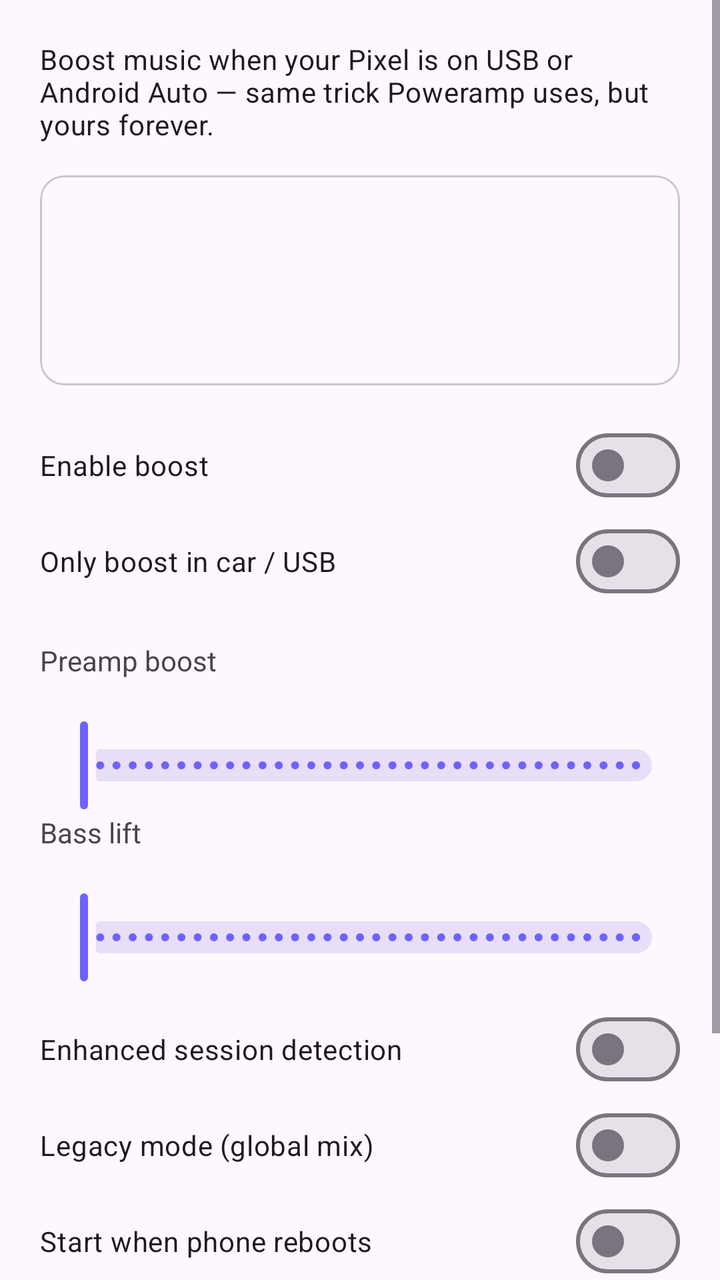
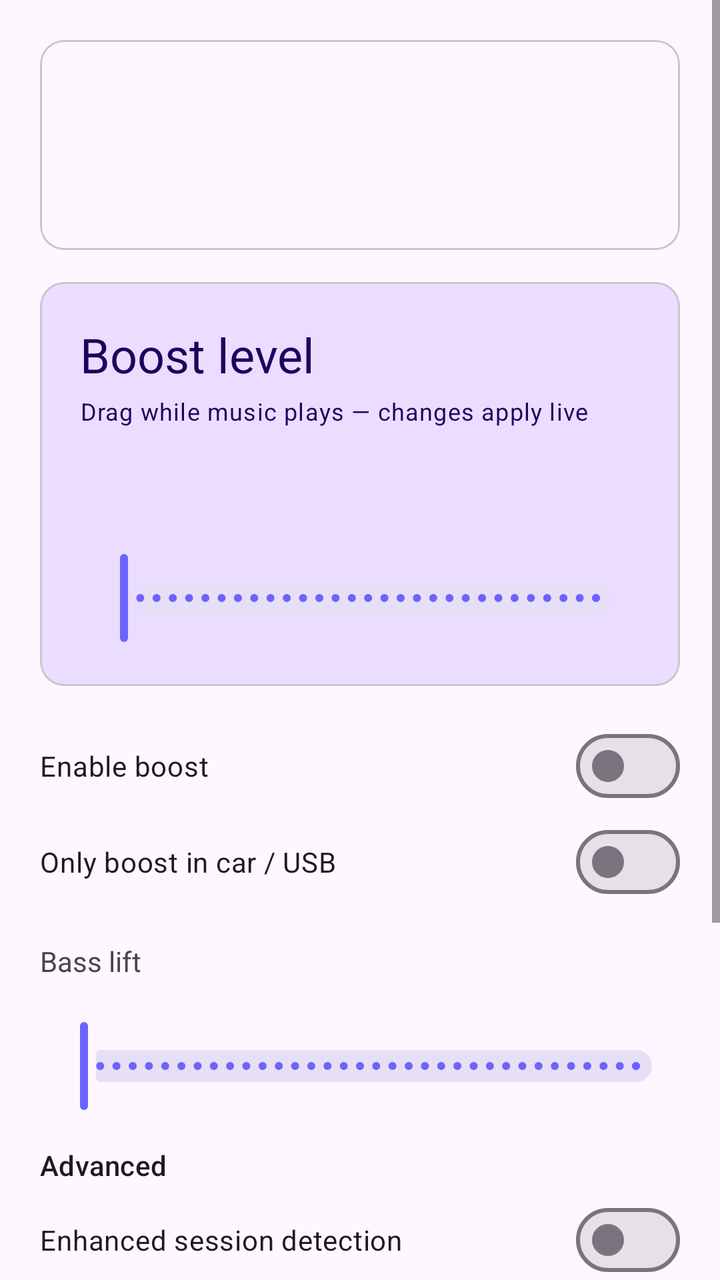

Screens rendered from an Android XML layout before and after an edit, with the pre-edit source and the edit as a unified diff.
<!-- AndroidManifest.xml: application theme Theme.UsbBoost -->
<!-- res/layout/activity_main.xml -->
<?xml version="1.0" encoding="utf-8"?>
<ScrollView xmlns:android="http://schemas.android.com/apk/res/android"
    xmlns:app="http://schemas.android.com/apk/res-auto"
    android:layout_width="match_parent"
    android:layout_height="match_parent"
    android:fillViewport="true">

    <LinearLayout
        android:layout_width="match_parent"
        android:layout_height="wrap_content"
        android:orientation="vertical"
        android:padding="20dp">

        <TextView
            android:layout_width="match_parent"
            android:layout_height="wrap_content"
            android:text="@string/app_tagline"
            android:textAppearance="?attr/textAppearanceBodyMedium"
            android:paddingBottom="16dp" />

        <com.google.android.material.card.MaterialCardView
            android:layout_width="match_parent"
            android:layout_height="wrap_content"
            android:layout_marginBottom="16dp">

            <LinearLayout
                android:layout_width="match_parent"
                android:layout_height="wrap_content"
                android:orientation="vertical"
                android:padding="16dp">

                <TextView
                    android:id="@+id/textOutput"
                    android:layout_width="match_parent"
                    android:layout_height="wrap_content"
                    android:textAppearance="?attr/textAppearanceTitleMedium" />

                <TextView
                    android:id="@+id/textDumpStatus"
                    android:layout_width="match_parent"
                    android:layout_height="wrap_content"
                    android:layout_marginTop="8dp" />

                <TextView
                    android:id="@+id/textHint"
                    android:layout_width="match_parent"
                    android:layout_height="wrap_content"
                    android:layout_marginTop="8dp"
                    android:textAppearance="?attr/textAppearanceBodySmall" />
            </LinearLayout>
        </com.google.android.material.card.MaterialCardView>

        <com.google.android.material.materialswitch.MaterialSwitch
            android:id="@+id/switchEnabled"
            android:layout_width="match_parent"
            android:layout_height="wrap_content"
            android:text="@string/enable_boost" />

        <com.google.android.material.materialswitch.MaterialSwitch
            android:id="@+id/switchAutoCar"
            android:layout_width="match_parent"
            android:layout_height="wrap_content"
            android:text="@string/auto_car_mode" />

        <TextView
            android:layout_width="match_parent"
            android:layout_height="wrap_content"
            android:layout_marginTop="16dp"
            android:text="@string/boost_label" />

        <TextView
            android:id="@+id/textBoostValue"
            android:layout_width="match_parent"
            android:layout_height="wrap_content" />

        <com.google.android.material.slider.Slider
            android:id="@+id/sliderBoost"
            android:layout_width="match_parent"
            android:layout_height="wrap_content"
            android:valueFrom="0"
            android:valueTo="100"
            android:stepSize="1" />

        <TextView
            android:layout_width="match_parent"
            android:layout_height="wrap_content"
            android:text="@string/bass_label" />

        <TextView
            android:id="@+id/textBassValue"
            android:layout_width="match_parent"
            android:layout_height="wrap_content" />

        <com.google.android.material.slider.Slider
            android:id="@+id/sliderBass"
            android:layout_width="match_parent"
            android:layout_height="wrap_content"
            android:valueFrom="0"
            android:valueTo="100"
            android:stepSize="1" />

        <com.google.android.material.materialswitch.MaterialSwitch
            android:id="@+id/switchEnhanced"
            android:layout_width="match_parent"
            android:layout_height="wrap_content"
            android:layout_marginTop="8dp"
            android:text="@string/enhanced_detection" />

        <com.google.android.material.materialswitch.MaterialSwitch
            android:id="@+id/switchLegacy"
            android:layout_width="match_parent"
            android:layout_height="wrap_content"
            android:text="@string/legacy_mode" />

        <com.google.android.material.materialswitch.MaterialSwitch
            android:id="@+id/switchBoot"
            android:layout_width="match_parent"
            android:layout_height="wrap_content"
            android:text="@string/start_on_boot" />

        <LinearLayout
            android:layout_width="match_parent"
            android:layout_height="wrap_content"
            android:layout_marginTop="20dp"
            android:orientation="horizontal">

            <com.google.android.material.button.MaterialButton
                android:id="@+id/buttonStart"
                android:layout_width="0dp"
                android:layout_height="wrap_content"
                android:layout_weight="1"
                android:text="@string/start" />

            <com.google.android.material.button.MaterialButton
                android:id="@+id/buttonStop"
                style="@style/Widget.Material3.Button.OutlinedButton"
                android:layout_width="0dp"
                android:layout_height="wrap_content"
                android:layout_marginStart="12dp"
                android:layout_weight="1"
                android:text="@string/stop" />
        </LinearLayout>

        <com.google.android.material.button.MaterialButton
            android:id="@+id/buttonCopyAdb"
            style="@style/Widget.Material3.Button.TonalButton"
            android:layout_width="match_parent"
            android:layout_height="wrap_content"
            android:layout_marginTop="12dp"
            android:text="@string/copy_adb" />
    </LinearLayout>
</ScrollView>
<!-- resources referenced by this layout -->
<resources>
  <string name="app_tagline">Boost music when your Pixel is on USB or Android Auto — same trick Poweramp uses, but yours forever.</string>
  <string name="auto_car_mode">Only boost in car / USB</string>
  <string name="bass_label">Bass lift</string>
  <string name="boost_label">Preamp boost</string>
  <string name="copy_adb">Copy ADB setup command</string>
  <string name="enable_boost">Enable boost</string>
  <string name="enhanced_detection">Enhanced session detection</string>
  <string name="legacy_mode">Legacy mode (global mix)</string>
  <string name="start">Start</string>
  <string name="start_on_boot">Start when phone reboots</string>
  <string name="stop">Stop</string>
  <style name="Theme.UsbBoost" parent="Theme.Material3.DayNight.NoActionBar">
          <item name="colorPrimary">@color/purple_500</item>
          <item name="colorPrimaryVariant">@color/purple_700</item>
          <item name="colorSecondary">@color/teal_200</item>
          <item name="android:statusBarColor">@color/purple_700</item>
          <item name="android:navigationBarColor">@color/black</item>
      </style>
  <color name="purple_500">#6C63FF</color>
  <color name="purple_700">#4B44CC</color>
  <color name="teal_200">#03DAC5</color>
  <color name="black">#FF000000</color>
</resources>

<!-- the commit's change to res/layout/activity_main.xml (unified diff, before → after) -->
@@ -10,13 +10,6 @@
         android:layout_height="wrap_content"
         android:orientation="vertical"
         android:padding="20dp">
-
-        <TextView
-            android:layout_width="match_parent"
-            android:layout_height="wrap_content"
-            android:text="@string/app_tagline"
-            android:textAppearance="?attr/textAppearanceBodyMedium"
-            android:paddingBottom="16dp" />
 
         <com.google.android.material.card.MaterialCardView
             android:layout_width="match_parent"
@@ -50,6 +43,52 @@
             </LinearLayout>
         </com.google.android.material.card.MaterialCardView>
 
+        <com.google.android.material.card.MaterialCardView
+            android:layout_width="match_parent"
+            android:layout_height="wrap_content"
+            android:layout_marginBottom="16dp"
+            app:cardBackgroundColor="?attr/colorPrimaryContainer">
+
+            <LinearLayout
+                android:layout_width="match_parent"
+                android:layout_height="wrap_content"
+                android:orientation="vertical"
+                android:padding="20dp">
+
+                <TextView
+                    android:layout_width="match_parent"
+                    android:layout_height="wrap_content"
+                    android:text="@string/boost_level_label"
+                    android:textAppearance="?attr/textAppearanceHeadlineSmall"
+                    android:textColor="?attr/colorOnPrimaryContainer" />
+
+                <TextView
+                    android:layout_width="match_parent"
+                    android:layout_height="wrap_content"
+                    android:layout_marginTop="4dp"
+                    android:text="@string/boost_level_hint"
+                    android:textAppearance="?attr/textAppearanceBodySmall"
+                    android:textColor="?attr/colorOnPrimaryContainer" />
+
+                <TextView
+                    android:id="@+id/textBoostValue"
+                    android:layout_width="match_parent"
+                    android:layout_height="wrap_content"
+                    android:layout_marginTop="16dp"
+                    android:textAppearance="?attr/textAppearanceHeadlineMedium"
+                    android:textColor="?attr/colorOnPrimaryContainer" />
+
+                <com.google.android.material.slider.Slider
+                    android:id="@+id/sliderBoost"
+                    android:layout_width="match_parent"
+                    android:layout_height="wrap_content"
+                    android:layout_marginTop="8dp"
+                    android:stepSize="1"
+                    android:valueFrom="0"
+                    android:valueTo="100" />
+            </LinearLayout>
+        </com.google.android.material.card.MaterialCardView>
+
         <com.google.android.material.materialswitch.MaterialSwitch
             android:id="@+id/switchEnabled"
             android:layout_width="match_parent"
@@ -66,24 +105,6 @@
             android:layout_width="match_parent"
             android:layout_height="wrap_content"
             android:layout_marginTop="16dp"
-            android:text="@string/boost_label" />
-
-        <TextView
-            android:id="@+id/textBoostValue"
-            android:layout_width="match_parent"
-            android:layout_height="wrap_content" />
-
-        <com.google.android.material.slider.Slider
-            android:id="@+id/sliderBoost"
-            android:layout_width="match_parent"
-            android:layout_height="wrap_content"
-            android:valueFrom="0"
-            android:valueTo="100"
-            android:stepSize="1" />
-
-        <TextView
-            android:layout_width="match_parent"
-            android:layout_height="wrap_content"
             android:text="@string/bass_label" />
 
         <TextView
@@ -95,15 +116,22 @@
             android:id="@+id/sliderBass"
             android:layout_width="match_parent"
             android:layout_height="wrap_content"
+            android:stepSize="1"
             android:valueFrom="0"
-            android:valueTo="100"
-            android:stepSize="1" />
+            android:valueTo="100" />
+
+        <TextView
+            android:layout_width="match_parent"
+            android:layout_height="wrap_content"
+            android:layout_marginTop="16dp"
+            android:text="@string/advanced_label"
+            android:textAppearance="?attr/textAppearanceTitleSmall" />
 
         <com.google.android.material.materialswitch.MaterialSwitch
             android:id="@+id/switchEnhanced"
             android:layout_width="match_parent"
             android:layout_height="wrap_content"
-            android:layout_marginTop="8dp"
+            android:layout_marginTop="4dp"
             android:text="@string/enhanced_detection" />
 
         <com.google.android.material.materialswitch.MaterialSwitch
<!-- resource entries referenced after the edit -->
@@ -1,9 +1,10 @@
 <!-- resources referenced by this layout -->
 <resources>
-  <string name="app_tagline">Boost music when your Pixel is on USB or Android Auto — same trick Poweramp uses, but yours forever.</string>
+  <string name="advanced_label">Advanced</string>
   <string name="auto_car_mode">Only boost in car / USB</string>
   <string name="bass_label">Bass lift</string>
-  <string name="boost_label">Preamp boost</string>
+  <string name="boost_level_hint">Drag while music plays — changes apply live</string>
+  <string name="boost_level_label">Boost level</string>
   <string name="copy_adb">Copy ADB setup command</string>
   <string name="enable_boost">Enable boost</string>
   <string name="enhanced_detection">Enhanced session detection</string>
